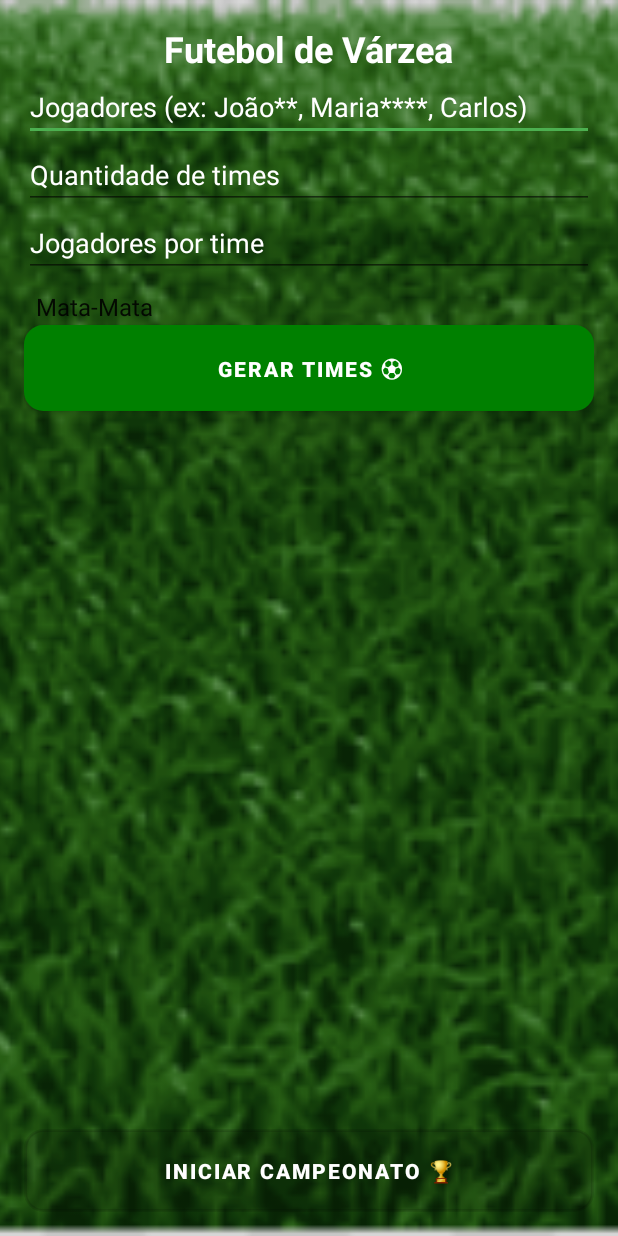
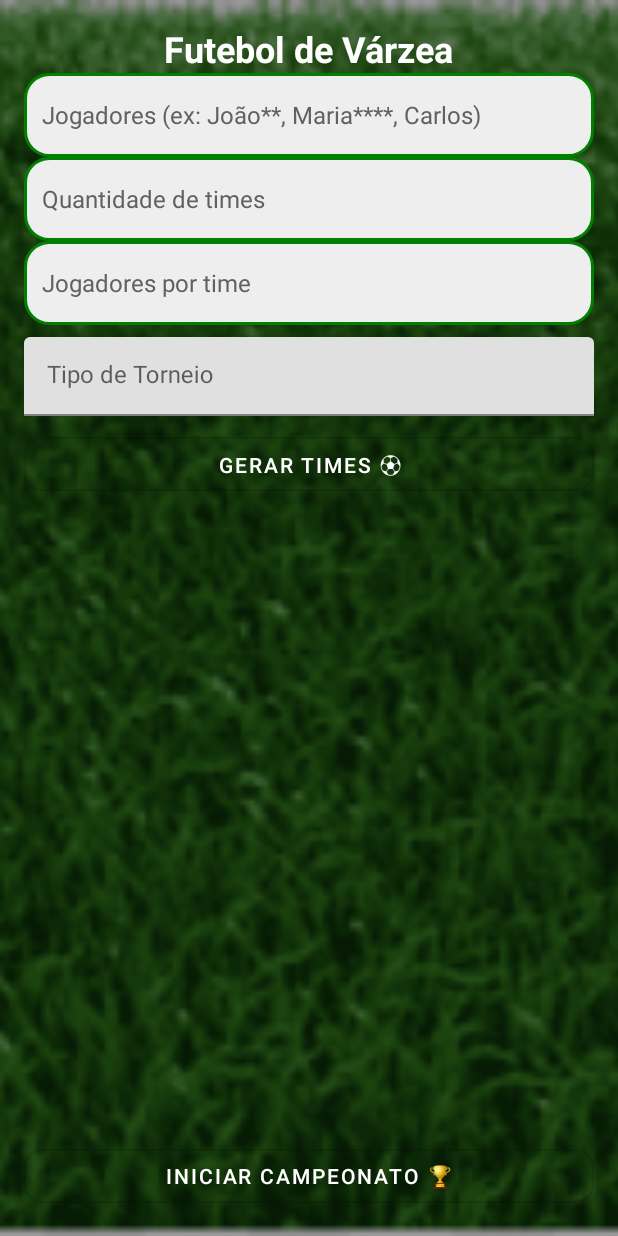
Before and after one commit to osmarDesenvolvedorDeSoftware/futebol_de_terca, an Android app: the MainActivity screen opened directly, with no data from a screen before it, on a phone screen of 412 x 824 dp. Run offline under Robolectric (Android 15) with nearby library versions, the phone set to English and light mode, and no system bars; our stand-ins replace AdMob.

Commit message:
Ajustes no layout, contraste e melhorias visuais

```diff
--- a/app/src/main/java/com/com.osmardev/futebolterca/MainActivity.kt
+++ b/app/src/main/java/com/com.osmardev/futebolterca/MainActivity.kt
@@ -1,21 +1,10 @@
 package com.osmardev.futebolterca
 
 import android.content.Intent
-import android.media.MediaPlayer
 import android.os.Bundle
-import android.view.View
-import android.widget.ArrayAdapter
-import android.widget.Button
-import android.widget.EditText
-import android.widget.Spinner
-import android.widget.TextView
-import android.widget.Toast
+import android.widget.*
 import androidx.appcompat.app.AppCompatActivity
-import com.google.android.gms.ads.AdRequest
-import com.google.android.gms.ads.AdView
-import com.google.android.gms.ads.MobileAds
-
-import kotlin.random.Random
+import com.google.android.material.textfield.MaterialAutoCompleteTextView
 
 class MainActivity : AppCompatActivity() {
 
@@ -23,10 +12,9 @@ class MainActivity : AppCompatActivity() {
     private lateinit var btnStartChampionship: Button
     private lateinit var etPlayers: EditText
     private lateinit var etTeamCount: EditText
-    private lateinit var spTournamentType: Spinner
+    private lateinit var etPlayersPerTeam: EditText
+    private lateinit var spTournamentType: MaterialAutoCompleteTextView
     private lateinit var tvGeneratedTeams: TextView
-    private lateinit var adView: AdView
-
 
     private var generatedTeams: List<Team> = emptyList()
 
@@ -34,46 +22,26 @@ class MainActivity : AppCompatActivity() {
         super.onCreate(savedInstanceState)
         setContentView(R.layout.activity_main)
 
-        MobileAds.initialize(this) {}
-        adView = findViewById(R.id.adView)
-        val adRequest = AdRequest.Builder().build()
-        adView.loadAd(adRequest)
-
-
-
         btnGenerateTeams = findViewById(R.id.btnGenerateTeams)
         btnStartChampionship = findViewById(R.id.btnStartChampionship)
         etPlayers = findViewById(R.id.etPlayers)
         etTeamCount = findViewById(R.id.etTeamCount)
+        etPlayersPerTeam = findViewById(R.id.etPlayersPerTeam)
         spTournamentType = findViewById(R.id.spTournamentType)
         tvGeneratedTeams = findViewById(R.id.tvGeneratedTeams)
 
+
+        val tournamentTypes = resources.getStringArray(R.array.tournament_types)
+        val adapter = ArrayAdapter(this, android.R.layout.simple_dropdown_item_1line, tournamentTypes)
+        spTournamentType.setAdapter(adapter)
+
+
+        spTournamentType.setOnClickListener {
+            spTournamentType.showDropDown()
+        }
+
         btnGenerateTeams.setOnClickListener { generateTeams() }
         btnStartChampionship.setOnClickListener { startTournament() }
-    }
-
-    private fun generateRandomTeamName(): String {
-        val part1 = listOf("Tropa", "Bonde", "Galera", "Baba", "Racha", "Pelada", "Resenha", "Bar", "Os", "Só")
-        val part2 = listOf("Pipoca", "Churrasco", "Pó de Arroz", "Fominha", "Perna de Pau", "Cervejeiros", "Boleiros")
-        return "${part1.random()} ${part2.random()}"
-    }
-
-    private fun parsePlayers(input: String): List<Player> {
-        return input.split(",").map { rawPlayer ->
-            val trimmed = rawPlayer.trim()
-            val name = trimmed.replace("*", "")
-            val rating = trimmed.count { it == '*' }.coerceIn(1, 5)
-            Player(name, rating)
-        }
-    }
-
-    private fun generateBalancedTeams(players: List<Player>, teamCount: Int): List<Team> {
-        val sortedPlayers = players.sortedByDescending { it.rating }
-        val teams = MutableList(teamCount) { mutableListOf<Player>() }
-        sortedPlayers.forEachIndexed { index, player ->
-            teams[index % teamCount].add(player)
-        }
-        return teams.map { Team(generateRandomTeamName(), ArrayList(it)) }
     }
 
     private fun generateTeams() {
@@ -104,7 +72,9 @@ class MainActivity : AppCompatActivity() {
             showToast("Erro: Nenhum time gerado!")
             return
         }
-        val intent = when (spTournamentType.selectedItem.toString()) {
+
+        val tournamentType = spTournamentType.text.toString()
+        val intent = when (tournamentType) {
             "Mata-Mata" -> Intent(this, KnockoutActivity::class.java)
             "Pontos Corridos" -> Intent(this, LeagueActivity::class.java)
             else -> {
@@ -116,6 +86,30 @@ class MainActivity : AppCompatActivity() {
         startActivity(intent)
     }
 
+    private fun parsePlayers(input: String): List<Player> {
+        return input.split(",").map { rawPlayer ->
+            val trimmed = rawPlayer.trim()
+            val name = trimmed.replace("*", "")
+            val rating = trimmed.count { it == '*' }.coerceIn(1, 5)
+            Player(name, rating)
+        }
+    }
+
+    private fun generateBalancedTeams(players: List<Player>, teamCount: Int): List<Team> {
+        val sortedPlayers = players.sortedByDescending { it.rating }
+        val teams = MutableList(teamCount) { mutableListOf<Player>() }
+        sortedPlayers.forEachIndexed { index, player ->
+            teams[index % teamCount].add(player)
+        }
+        return teams.map { Team(generateRandomTeamName(), ArrayList(it)) }
+    }
+
+    private fun generateRandomTeamName(): String {
+        val part1 = listOf("Tropa", "Bonde", "Galera", "Baba", "Racha", "Pelada", "Resenha", "Bar", "Os", "Só")
+        val part2 = listOf("Pipoca", "Churrasco", "Pó de Arroz", "Fominha", "Perna de Pau", "Cervejeiros", "Boleiros")
+        return "${part1.random()} ${part2.random()}"
+    }
+
     private fun showToast(message: String) {
         Toast.makeText(this, message, Toast.LENGTH_SHORT).show()
     }
--- a/app/src/main/java/com/com.osmardev/futebolterca/SplashActivity.kt
+++ b/app/src/main/java/com/com.osmardev/futebolterca/SplashActivity.kt
@@ -13,12 +13,12 @@ class SplashActivity : AppCompatActivity() {
         super.onCreate(savedInstanceState)
         setContentView(R.layout.activity_splash)
 
-        // Animação de fade-in
+
         val logo = findViewById<ImageView>(R.id.logo)
         val fadeIn = AnimationUtils.loadAnimation(this, R.anim.fade_in)
         logo.startAnimation(fadeIn)
 
-        // Delay de 1 segundo antes de ir para MainActivity
+
         Handler(Looper.getMainLooper()).postDelayed({
             startActivity(Intent(this, MainActivity::class.java))
             finish() // Finaliza a SplashActivity para evitar retorno
--- a/app/src/main/java/com/com.osmardev/futebolterca/Team.kt
+++ b/app/src/main/java/com/com.osmardev/futebolterca/Team.kt
@@ -6,5 +6,5 @@ import kotlinx.parcelize.Parcelize
 @Parcelize
 data class Team(
     val name: String,
-    val players: ArrayList<Player> // Agora armazena objetos Player
+    val players: ArrayList<Player>
 ) : Parcelable
--- a/app/src/main/res/drawable/button_background.xml
+++ b/app/src/main/res/drawable/button_background.xml
@@ -1,8 +1,11 @@
 <?xml version="1.0" encoding="utf-8"?>
-<shape xmlns:android="http://schemas.android.com/apk/res/android" android:shape="rectangle">
+<shape xmlns:android="http://schemas.android.com/apk/res/android"
+    android:shape="rectangle">
     <corners android:radius="12dp"/>
-    <solid android:color="#B0B0B0"/> <!-- Cinza médio -->
-    <stroke android:width="2dp" android:color="#808080"/> <!-- Borda -->
-    <padding android:left="16dp" android:right="16dp" android:top="8dp" android:bottom="8dp"/>
+    <gradient
+        android:angle="90"
+        android:startColor="@color/primary"
+        android:centerColor="@color/secondary"
+        android:endColor="@color/primary_dark"/>
     <stroke android:width="2dp" android:color="@color/white"/>
 </shape>
--- a/app/src/main/res/drawable/edittext_background.xml
+++ b/app/src/main/res/drawable/edittext_background.xml
@@ -1,7 +1,10 @@
 <?xml version="1.0" encoding="utf-8"?>
 <shape xmlns:android="http://schemas.android.com/apk/res/android"
     android:shape="rectangle">
-    <solid android:color="#EEEEEE"/> <!-- Fundo mais escuro para contraste -->
-    <corners android:radius="8dp"/>
-    <padding android:left="8dp" android:right="8dp"/>
+    <solid android:color="@color/gray_light"/>
+    <stroke android:width="2dp" android:color="@color/primary"/>
+    <corners android:radius="16dp"/>
+    <padding android:left="16dp" android:right="16dp"/>
+    <shadow android:radius="4dp" android:color="@color/black"/>
+
 </shape>
--- a/app/src/main/res/layout/activity_main.xml
+++ b/app/src/main/res/layout/activity_main.xml
@@ -2,24 +2,24 @@
 <FrameLayout
     xmlns:android="http://schemas.android.com/apk/res/android"
     xmlns:ads="http://schemas.android.com/apk/res-auto"
+    xmlns:app="http://schemas.android.com/apk/res-auto"
     android:layout_width="match_parent"
     android:layout_height="match_parent">
 
-    <!-- Fundo com grama -->
+
     <ImageView
         android:layout_width="match_parent"
         android:layout_height="match_parent"
         android:src="@drawable/grama_fundo"
         android:scaleType="centerCrop"/>
 
-    <!-- Efeito de escurecimento do fundo -->
+
     <View
         android:layout_width="match_parent"
         android:layout_height="match_parent"
-        android:background="@color/background"
-        android:alpha="0.3"/>
+        android:background="#66000000"/>
 
-    <!-- Conteúdo principal -->
+
     <LinearLayout
         android:orientation="vertical"
         android:layout_width="match_parent"
@@ -49,8 +49,12 @@
             android:layout_height="wrap_content"
             android:hint="Jogadores (ex: João**, Maria****, Carlos)"
             android:inputType="text"
-            android:textColor="@android:color/white"
-            android:textColorHint="@android:color/white"/>
+            android:textColor="@color/black"
+            android:textColorHint="@color/dark_gray"
+            android:background="@drawable/edittext_background"
+            android:minHeight="56dp"
+            android:padding="12dp"
+            android:textSize="16sp"/>
 
         <EditText
             android:id="@+id/etTeamCount"
@@ -58,8 +62,12 @@
             android:layout_height="wrap_content"
             android:hint="Quantidade de times"
             android:inputType="number"
-            android:textColor="@android:color/white"
-            android:textColorHint="@android:color/white"/>
+            android:textColor="@color/black"
+            android:textColorHint="@color/dark_gray"
+            android:background="@drawable/edittext_background"
+            android:minHeight="56dp"
+            android:padding="12dp"
+            android:textSize="16sp"/>
 
         <EditText
             android:id="@+id/etPlayersPerTeam"
@@ -67,25 +75,44 @@
             android:layout_height="wrap_content"
             android:hint="Jogadores por time"
             android:inputType="number"
-            android:textColor="@android:color/white"
-            android:textColorHint="@android:color/white"/>
+            android:textColor="@color/black"
+            android:textColorHint="@color/dark_gray"
+            android:background="@drawable/edittext_background"
+            android:minHeight="56dp"
+            android:padding="12dp"
+            android:textSize="16sp"/>
 
-        <Spinner
-            android:id="@+id/spTournamentType"
+
+        <com.google.android.material.textfield.TextInputLayout
             android:layout_width="match_parent"
             android:layout_height="wrap_content"
-            android:entries="@array/tournament_types"
-            android:layout_marginTop="8dp"/>
+            android:layout_marginTop="8dp"
+            android:hint="Tipo de Torneio"
+            app:boxBackgroundMode="filled"
+            app:boxStrokeColor="@color/primary"
+            app:hintTextColor="@color/secondary">
 
-        <Button
+            <com.google.android.material.textfield.MaterialAutoCompleteTextView
+                android:id="@+id/spTournamentType"
+                android:layout_width="match_parent"
+                android:layout_height="wrap_content"
+                android:textColor="@color/black"
+                android:textColorHint="@color/dark_gray"
+                android:padding="15dp"
+                android:textSize="16sp"
+                android:hint=""/>
+        </com.google.android.material.textfield.TextInputLayout>
+
+
+        <com.google.android.material.button.MaterialButton
             android:id="@+id/btnGenerateTeams"
+            style="@style/Widget.MaterialComponents.Button.OutlinedButton"
             android:layout_width="match_parent"
             android:layout_height="wrap_content"
             android:text="Gerar Times ⚽"
-            android:background="@drawable/button_background"
-            android:textColor="@android:color/white"
-            android:textStyle="bold"
-            android:padding="12dp"/>
+            android:textColor="?attr/colorOnPrimary"
+            app:cornerRadius="12dp"
+            android:layout_marginTop="8dp"/>
 
         <ScrollView
             android:layout_width="match_parent"
@@ -101,17 +128,17 @@
                 android:textColor="@android:color/white"/>
         </ScrollView>
 
-        <Button
+
+        <com.google.android.material.button.MaterialButton
             android:id="@+id/btnStartChampionship"
+            style="@style/Widget.MaterialComponents.Button.OutlinedButton"
             android:layout_width="match_parent"
             android:layout_height="wrap_content"
             android:text="Iniciar Campeonato 🏆"
-            android:background="@drawable/button_background"
-            android:textColor="@android:color/white"
-            android:textStyle="bold"
-            android:padding="12dp"
-            android:enabled="false"/>
-
+            android:textColor="?attr/colorOnPrimary"
+            app:cornerRadius="12dp"
+            android:enabled="false"
+            android:layout_marginTop="8dp"/>
     </LinearLayout>
 
 </FrameLayout>
--- a/app/src/main/res/layout/activity_splash.xml
+++ b/app/src/main/res/layout/activity_splash.xml
@@ -3,7 +3,7 @@
     android:layout_width="match_parent"
     android:layout_height="match_parent">
 
-    <!-- Imagem de fundo -->
+
     <ImageView
         android:id="@+id/bg_splash"
         android:layout_width="match_parent"
@@ -11,7 +11,7 @@
         android:scaleType="centerCrop"
         android:src="@drawable/splash_image" />
 
-    <!-- Logo do aplicativo -->
+
     <ImageView
         android:id="@+id/logo"
         android:layout_width="200dp"
--- a/app/src/main/res/values/colors.xml
+++ b/app/src/main/res/values/colors.xml
@@ -1,24 +1,25 @@
 <?xml version="1.0" encoding="utf-8"?>
 <resources>
-    <color name="primary">#007f00</color> <!-- Verde vibrante -->
-    <color name="primary_dark">#005700</color> <!-- Verde escuro -->
-    <color name="accent">#FFD700</color> <!-- Dourado para destaques -->
+    <color name="primary">#007f00</color>
+    <color name="primary_dark">#005700</color>
+    <color name="accent">#FFD700</color>
 
-    <color name="gray_light">#EEEEEE</color> <!-- Fundo dos EditTexts -->
+    <color name="gray_light">#EEEEEE</color>
     <color name="black">#000000</color>
-    <color name="gold">#FFD700</color> <!-- Ouro -->
-    <color name="silver">#C0C0C0</color> <!-- Prata -->
-    <color name="bronze">#CD7F32</color> <!-- Bronze -->
+    <color name="gold">#FFD700</color>
+    <color name="silver">#C0C0C0</color>
+    <color name="bronze">#CD7F32</color>
+    <color name="secondary">#FF5722</color>
 
 
-    <color name="green_primary">#007f00</color> <!-- Mesma cor que primary -->
-    <color name="green_dark">#005700</color> <!-- Mesma cor que primary_dark -->
-    <color name="gray_dark">#424242</color> <!-- Cinza escuro -->
-    <color name="dark_gray">#424242</color>
-    <color name="text_primary">#212121</color> <!-- Preto para melhor contraste -->
-    <color name="text_secondary">#757575</color> <!-- Cinza para dicas -->
-    <color name="background">#88000000</color> <!-- Fundo semi-transparente -->
+    <color name="green_primary">#007f00</color>
+    <color name="green_dark">#005700</color>
+    <color name="gray_dark">#424242</color>
+    <color name="dark_gray">#616161</color>
+    <color name="text_primary">#212121</color>
+    <color name="text_secondary">#757575</color>
+    <color name="background">#88000000</color>
     <color name="white">#FFFFFF</color>
-    <color name="green">#008000</color> <!-- Verde escuro -->
-    <color name="button_disabled">#555555</color> <!-- Cinza escuro -->
+    <color name="green">#008000</color>
+    <color name="button_disabled">#555555</color>
 </resources>
--- a/app/src/main/res/values/themes.xml
+++ b/app/src/main/res/values/themes.xml
@@ -1,13 +1,11 @@
-<?xml version="1.0" encoding="utf-8"?>
 <resources xmlns:tools="http://schemas.android.com/tools">
 
     <!-- Tema Principal do App -->
     <style name="Theme.Futebol_de_terca" parent="Theme.MaterialComponents.DayNight.NoActionBar">
-        <item name="colorPrimary">#008000</item> <!-- Verde escuro -->
-        <item name="colorAccent">#4CAF50</item> <!-- Verde claro -->
+        <item name="colorPrimary">@color/primary</item>
         <item name="colorPrimaryVariant">@color/green_dark</item>
         <item name="colorOnPrimary">@color/white</item>
-        <item name="colorSecondary">@color/black</item>
+        <item name="colorSecondary">@color/secondary</item>
         <item name="colorSecondaryVariant">@color/gray_dark</item>
         <item name="android:statusBarColor">?attr/colorPrimaryVariant</item>
         <item name="android:navigationBarColor">?attr/colorPrimaryVariant</item>
```
Also changed, not shown: app/src/main/res/layout/item_match.xml (+14 -9 lines), app/src/main/res/values-night/themes.xml (+6 -3 lines).
